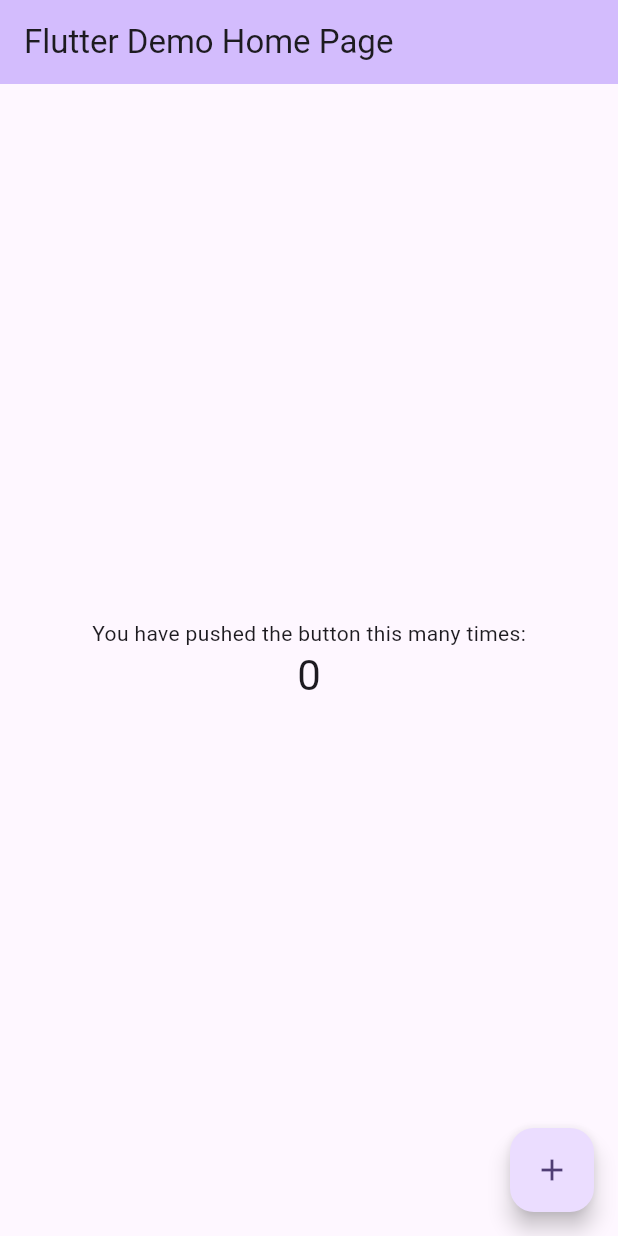
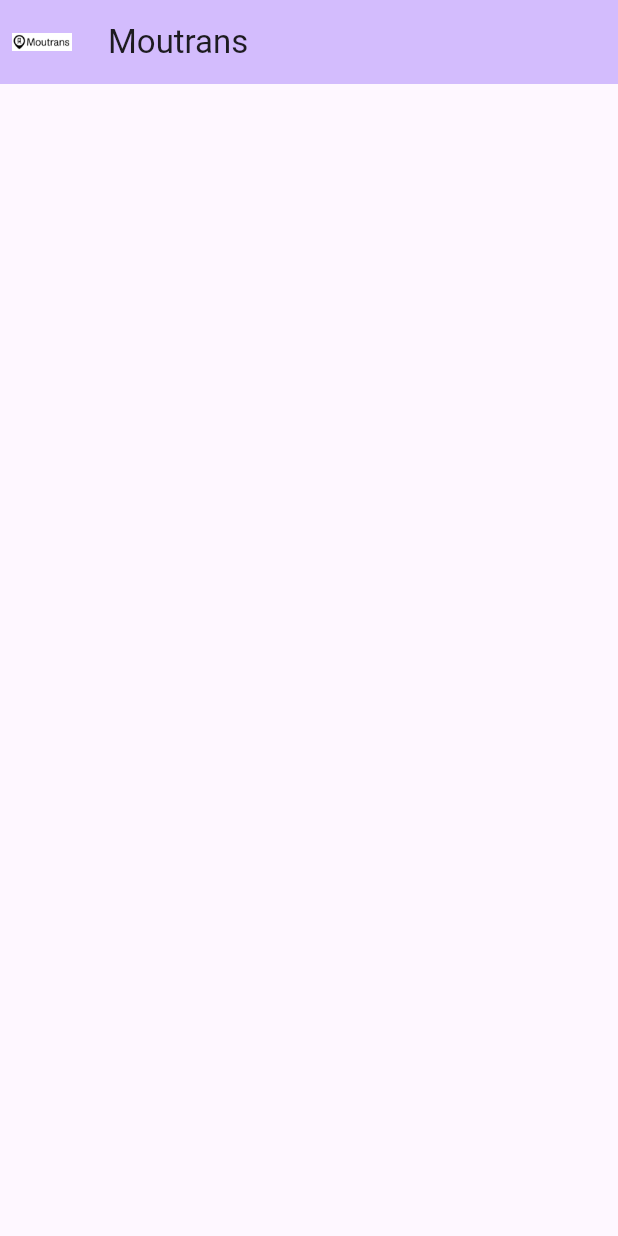
Before and after one commit to JaviBarrientos17/moutrans, a Flutter app: the screen it shows after launch, on a phone screen of 412 x 824 dp. Run offline on Flutter 3.47's test engine with Material 3 defaults, Android fonts, the phone set to English and light mode, and no system bars.

Commit message:
Added moutrans_logo.png in main.dart

```diff
--- a/lib/main.dart
+++ b/lib/main.dart
@@ -7,46 +7,22 @@
 class MyApp extends StatelessWidget {
   const MyApp({super.key});
 
-  // This widget is the root of your application.
   @override
   Widget build(BuildContext context) {
     return MaterialApp(
-      title: 'Flutter Demo',
+      title: 'Moutrans',
+      debugShowCheckedModeBanner: false,
       theme: ThemeData(
-        // This is the theme of your application.
-        //
-        // TRY THIS: Try running your application with "flutter run". You'll see
-        // the application has a purple toolbar. Then, without quitting the app,
-        // try changing the seedColor in the colorScheme below to Colors.green
-        // and then invoke "hot reload" (save your changes or press the "hot
-        // reload" button in a Flutter-supported IDE, or press "r" if you used
-        // the command line to start the app).
-        //
-        // Notice that the counter didn't reset back to zero; the application
-        // state is not lost during the reload. To reset the state, use hot
-        // restart instead.
-        //
-        // This works for code too, not just values: Most code changes can be
-        // tested with just a hot reload.
         colorScheme: ColorScheme.fromSeed(seedColor: Colors.deepPurple),
         useMaterial3: true,
       ),
-      home: const MyHomePage(title: 'Flutter Demo Home Page'),
+      home: const MyHomePage(title: 'Moutrans'),
     );
   }
 }
 
 class MyHomePage extends StatefulWidget {
   const MyHomePage({super.key, required this.title});
-
-  // This widget is the home page of your application. It is stateful, meaning
-  // that it has a State object (defined below) that contains fields that affect
-  // how it looks.
-
-  // This class is the configuration for the state. It holds the values (in this
-  // case the title) provided by the parent (in this case the App widget) and
-  // used by the build method of the State. Fields in a Widget subclass are
-  // always marked "final".
 
   final String title;
 
@@ -55,71 +31,18 @@
 }
 
 class _MyHomePageState extends State<MyHomePage> {
-  int _counter = 0;
-
-  void _incrementCounter() {
-    setState(() {
-      // This call to setState tells the Flutter framework that something has
-      // changed in this State, which causes it to rerun the build method below
-      // so that the display can reflect the updated values. If we changed
-      // _counter without calling setState(), then the build method would not be
-      // called again, and so nothing would appear to happen.
-      _counter++;
-    });
-  }
-
   @override
   Widget build(BuildContext context) {
-    // This method is rerun every time setState is called, for instance as done
-    // by the _incrementCounter method above.
-    //
-    // The Flutter framework has been optimized to make rerunning build methods
-    // fast, so that you can just rebuild anything that needs updating rather
-    // than having to individually change instances of widgets.
     return Scaffold(
       appBar: AppBar(
-        // TRY THIS: Try changing the color here to a specific color (to
-        // Colors.amber, perhaps?) and trigger a hot reload to see the AppBar
-        // change color while the other colors stay the same.
         backgroundColor: Theme.of(context).colorScheme.inversePrimary,
-        // Here we take the value from the MyHomePage object that was created by
-        // the App.build method, and use it to set our appbar title.
+        leading: Padding(
+          padding: const EdgeInsets.all(8.0),
+          // TODO - MEJORAR LOGO
+          child: Image.asset('assets/moutrans_logo.png'),
+        ),
         title: Text(widget.title),
       ),
-      body: Center(
-        // Center is a layout widget. It takes a single child and positions it
-        // in the middle of the parent.
-        child: Column(
-          // Column is also a layout widget. It takes a list of children and
-          // arranges them vertically. By default, it sizes itself to fit its
-          // children horizontally, and tries to be as tall as its parent.
-          //
-          // Column has various properties to control how it sizes itself and
-          // how it positions its children. Here we use mainAxisAlignment to
-          // center the children vertically; the main axis here is the vertical
-          // axis because Columns are vertical (the cross axis would be
-          // horizontal).
-          //
-          // TRY THIS: Invoke "debug painting" (choose the "Toggle Debug Paint"
-          // action in the IDE, or press "p" in the console), to see the
-          // wireframe for each widget.
-          mainAxisAlignment: MainAxisAlignment.center,
-          children: <Widget>[
-            const Text(
-              'You have pushed the button this many times:',
-            ),
-            Text(
-              '$_counter',
-              style: Theme.of(context).textTheme.headlineMedium,
-            ),
-          ],
-        ),
-      ),
-      floatingActionButton: FloatingActionButton(
-        onPressed: _incrementCounter,
-        tooltip: 'Increment',
-        child: const Icon(Icons.add),
-      ), // This trailing comma makes auto-formatting nicer for build methods.
     );
   }
 }
--- a/pubspec.yaml
+++ b/pubspec.yaml
@@ -52,6 +52,8 @@ dev_dependencies:
 
 # The following section is specific to Flutter packages.
 flutter:
+  assets:
+    - assets/
 
   # The following line ensures that the Material Icons font is
   # included with your application, so that you can use the icons in
```
Also changed, not shown: assets/moutrans_logo.png (added).
